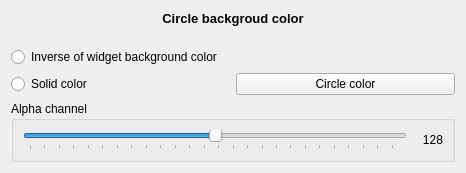
Above: plugins/interactor/PathFinder/designer/EnclosingCircleConfiguration.ui from Tulip-Dev/tulip before the change. Below: the same form after it.
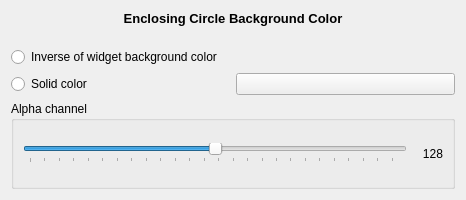
That is the form after the change. Custom widgets are drawn as their Qt base class.

Commit message: Fix and improve a bit the pathfinder interactor Fix enclosing circle color (eg.g, was not working, double free bug) (nevert tested before, this is a nice feature) Fix English in configuration widgets

```diff
--- a/plugins/interactor/PathFinder/designer/EnclosingCircleConfiguration.ui
+++ b/plugins/interactor/PathFinder/designer/EnclosingCircleConfiguration.ui
@@ -7,7 +7,7 @@
     <x>0</x>
     <y>0</y>
     <width>466</width>
-    <height>167</height>
+    <height>200</height>
    </rect>
   </property>
   <property name="windowTitle">
@@ -26,9 +26,9 @@
       <string>&lt;!DOCTYPE HTML PUBLIC &quot;-//W3C//DTD HTML 4.0//EN&quot; &quot;http://www.w3.org/TR/REC-html40/strict.dtd&quot;&gt;
 &lt;html&gt;&lt;head&gt;&lt;meta name=&quot;qrichtext&quot; content=&quot;1&quot; /&gt;&lt;style type=&quot;text/css&quot;&gt;
 p, li { white-space: pre-wrap; }
-&lt;/style&gt;&lt;/head&gt;&lt;body style=&quot; font-family:'Sans'; font-size:10pt; font-weight:400; font-style:normal;&quot;&gt;
-&lt;p align=&quot;center&quot; style=&quot; margin-top:0px; margin-bottom:0px; margin-left:0px; margin-right:0px; -qt-block-indent:0; text-indent:0px;&quot;&gt;&lt;span style=&quot; font-weight:600;&quot;&gt;Circle backgroud color&lt;/span&gt;&lt;/p&gt;
-&lt;p align=&quot;center&quot; style=&quot;-qt-paragraph-type:empty; margin-top:0px; margin-bottom:0px; margin-left:0px; margin-right:0px; -qt-block-indent:0; text-indent:0px; font-weight:600;&quot;&gt;&lt;/p&gt;&lt;/body&gt;&lt;/html&gt;</string>
+&lt;/style&gt;&lt;/head&gt;&lt;body style=&quot; font-family:'Sans Serif'; font-size:9pt; font-weight:400; font-style:normal;&quot;&gt;
+&lt;p align=&quot;center&quot; style=&quot; margin-top:0px; margin-bottom:0px; margin-left:0px; margin-right:0px; -qt-block-indent:0; text-indent:0px;&quot;&gt;&lt;span style=&quot; font-family:'Sans'; font-size:10pt; font-weight:600;&quot;&gt;Enclosing Circle Background Color&lt;/span&gt;&lt;/p&gt;
+&lt;p align=&quot;center&quot; style=&quot;-qt-paragraph-type:empty; margin-top:0px; margin-bottom:0px; margin-left:0px; margin-right:0px; -qt-block-indent:0; text-indent:0px; font-family:'Sans'; font-size:10pt; font-weight:600;&quot;&gt;&lt;br /&gt;&lt;/p&gt;&lt;/body&gt;&lt;/html&gt;</string>
      </property>
     </widget>
    </item>
@@ -58,11 +58,7 @@
       </widget>
      </item>
      <item>
-      <widget class="QPushButton" name="circleColorBtn">
-       <property name="text">
-        <string>Circle color</string>
-       </property>
-      </widget>
+      <widget class="tlp::ColorButton" name="circleColorBtn"/>
      </item>
     </layout>
    </item>
@@ -109,6 +105,16 @@
    </item>
   </layout>
  </widget>
+ <customwidgets>
+  <customwidget>
+   <class>tlp::ColorButton</class>
+   <extends>QPushButton</extends>
+   <header location="global">tulip/ColorButton.h</header>
+   <slots>
+    <signal>colorChanged(QColor)</signal>
+   </slots>
+  </customwidget>
+ </customwidgets>
  <resources/>
  <connections>
   <connection>
```
The commit also changes 8 other files.
